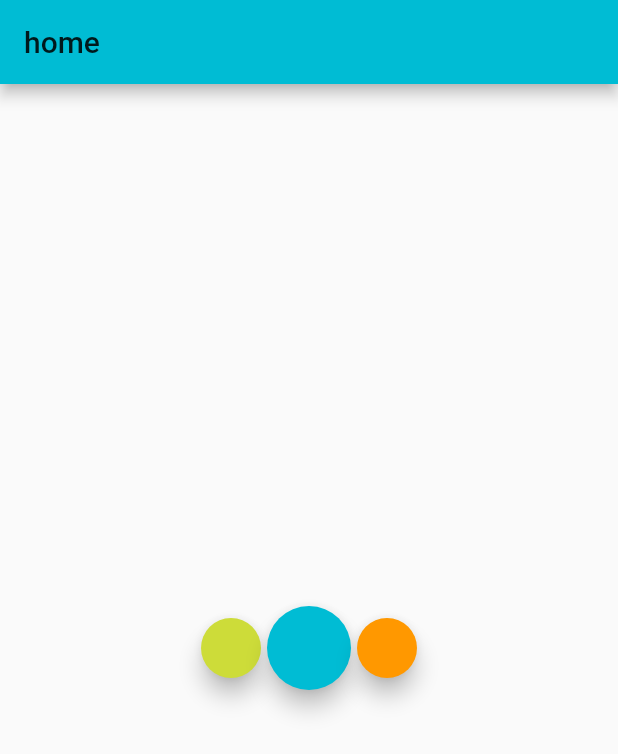
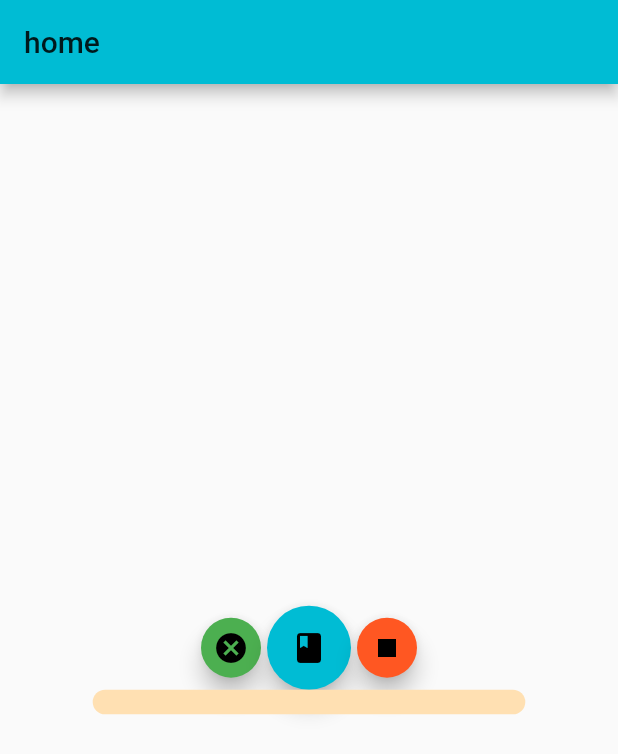
Before and after one commit to riy0/foreign_journal, a Flutter app: the screen it shows after launch, on a phone screen of 412 x 824 dp. Shown: the top 754 px of the screen. Run offline on Flutter 3.47's test engine with Material 2 defaults, Android fonts, the phone set to English and light mode, and no system bars; missing offline and left inert: speech_recognition.

Commit message:
add/icon

```diff
--- a/lib/screens/home_screen.dart
+++ b/lib/screens/home_screen.dart
@@ -58,22 +58,35 @@ class _HomeScreenState extends State<HomeScreen> {
               mainAxisAlignment: MainAxisAlignment.center,
               children: <Widget>[
                 FloatingActionButton(
+                  child: Icon(Icons.cancel),
                   mini: true,
-                  backgroundColor: Colors.lime,
+                  backgroundColor: Colors.green,
                   onPressed: () {},
                 ),
                 FloatingActionButton(
+                  child: Icon(Icons.book),
                   onPressed: () {},
                 ),
                 FloatingActionButton(
+                  child: Icon(Icons.stop),
                   mini: true,
-                  backgroundColor: Colors.orange,
+                  backgroundColor: Colors.deepOrange,
                   onPressed: () {},
                 ),
               ],
             ),
             Container(
+              width: MediaQuery.of(context).size.width * 0.7,
+              height: MediaQuery.of(context).size.height * 0.02,
+              padding: EdgeInsets.symmetric(
+                vertical: 8.0,
+                horizontal: 12.0,
+              ),
               child: Text(resultText),
+              decoration: BoxDecoration(
+                color: Colors.orange[100],
+                borderRadius: BorderRadius.circular(20),
+              ),
             )
           ],
         ),
```
